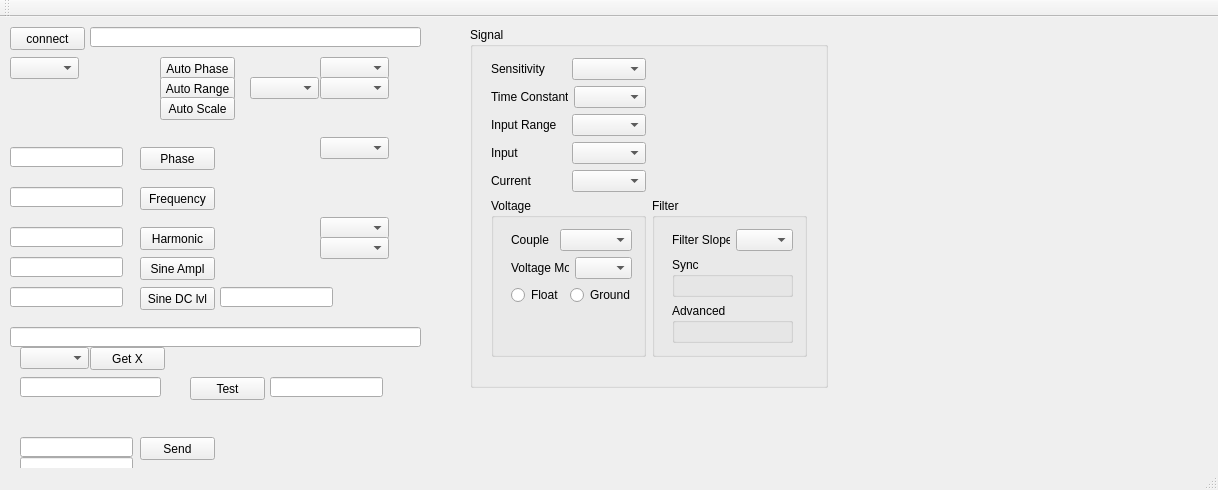
The window that Final_Lock-In-Amplifier/mainwindow.ui (vicvict/Lock-In-Amplifier) describes before a commit, drawn with Qt 5.
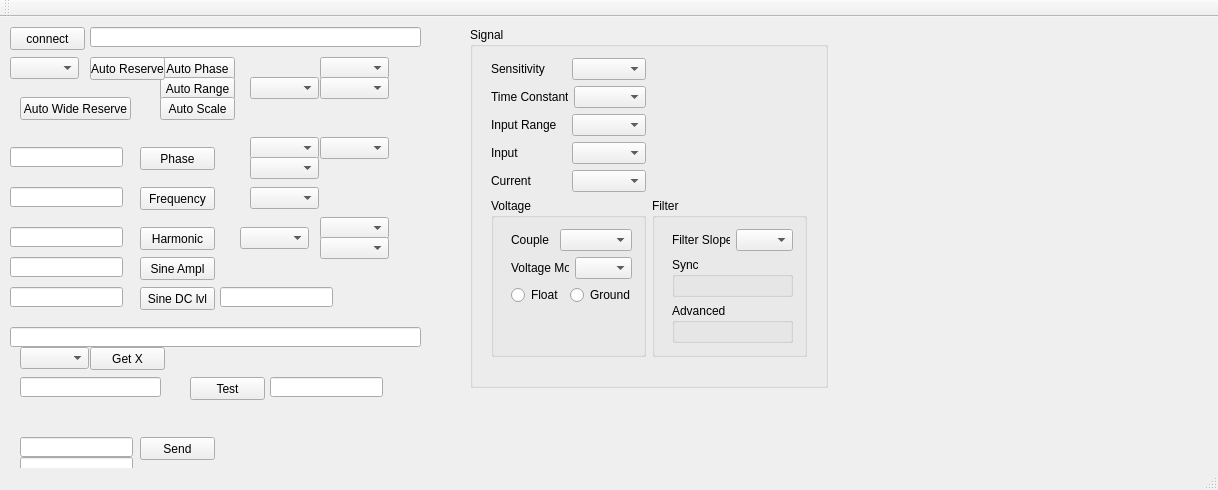
The same window after the commit.

Patch:
```diff
--- a/Final_Lock-In-Amplifier/mainwindow.ui
+++ b/Final_Lock-In-Amplifier/mainwindow.ui
@@ -609,6 +609,72 @@
      </rect>
     </property>
    </widget>
+   <widget class="QPushButton" name="pushButtonAutoReserve">
+    <property name="geometry">
+     <rect>
+      <x>90</x>
+      <y>40</y>
+      <width>75</width>
+      <height>23</height>
+     </rect>
+    </property>
+    <property name="text">
+     <string>Auto Reserve</string>
+    </property>
+   </widget>
+   <widget class="QComboBox" name="comboBoxCloseReserveMode">
+    <property name="geometry">
+     <rect>
+      <x>250</x>
+      <y>120</y>
+      <width>69</width>
+      <height>22</height>
+     </rect>
+    </property>
+   </widget>
+   <widget class="QComboBox" name="comboBoxWideReserveMode">
+    <property name="geometry">
+     <rect>
+      <x>250</x>
+      <y>140</y>
+      <width>69</width>
+      <height>22</height>
+     </rect>
+    </property>
+   </widget>
+   <widget class="QPushButton" name="pushButtonAutoWideReserve">
+    <property name="geometry">
+     <rect>
+      <x>20</x>
+      <y>80</y>
+      <width>111</width>
+      <height>23</height>
+     </rect>
+    </property>
+    <property name="text">
+     <string>Auto Wide Reserve</string>
+    </property>
+   </widget>
+   <widget class="QComboBox" name="comboBoxInputSignalZ">
+    <property name="geometry">
+     <rect>
+      <x>250</x>
+      <y>170</y>
+      <width>69</width>
+      <height>22</height>
+     </rect>
+    </property>
+   </widget>
+   <widget class="QComboBox" name="comboBoxBufferMode">
+    <property name="geometry">
+     <rect>
+      <x>240</x>
+      <y>210</y>
+      <width>69</width>
+      <height>22</height>
+     </rect>
+    </property>
+   </widget>
   </widget>
   <widget class="QMenuBar" name="menuBar">
    <property name="geometry">
```
